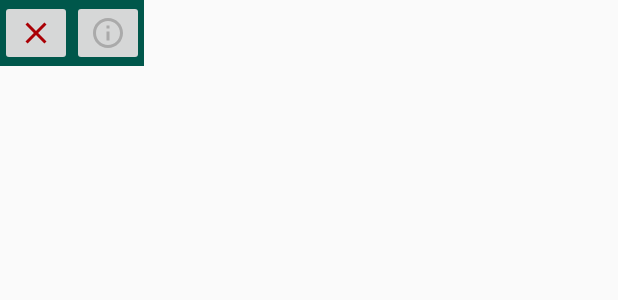
After one commit to jcklie/iccbc-2019, an Android app: the layout scan_menu.xml on its own in the app's theme, with its tools: preview values and no code run, on a phone screen of 412 x 824 dp. The commit adds this screen. Shown: the top 300 px of the screen. Run offline under Robolectric (Android 15) with nearby library versions, the phone set to English and light mode, and no system bars; network calls fail.

Commit message:
- Add menu after accepting scanned character

```diff
--- a/yangtao-kotlin/app/src/main/java/com/mrklie/yangtao/hanzidetail/HanziDetailActivity.kt
+++ b/yangtao-kotlin/app/src/main/java/com/mrklie/yangtao/hanzidetail/HanziDetailActivity.kt
@@ -83,9 +83,9 @@ class HanziDetailActivity : AppCompatActivity() {
         private val TAG = HanziDetailActivity::class.qualifiedName
         private const val KEY_CHARACTER = "KEY_CHARACTER"
 
-        fun newIntent(context: Context, hanzi: Hanzi): Intent {
+        fun newIntent(context: Context, hanzi: String): Intent {
             val intent = Intent(context, HanziDetailActivity::class.java)
-            intent.putExtra(KEY_CHARACTER, hanzi.character)
+            intent.putExtra(KEY_CHARACTER, hanzi)
             return intent
         }
     }
--- a/yangtao-kotlin/app/src/main/java/com/mrklie/yangtao/hanzigrid/HanziGridViewHolder.kt
+++ b/yangtao-kotlin/app/src/main/java/com/mrklie/yangtao/hanzigrid/HanziGridViewHolder.kt
@@ -22,7 +22,7 @@ class HanziGridViewHolder(itemView: View) : RecyclerView.ViewHolder(itemView) {
         }
 
         itemView.setOnClickListener {
-            it.context.startActivity(HanziDetailActivity.newIntent(it.context, hanzi))
+            it.context.startActivity(HanziDetailActivity.newIntent(it.context, hanzi.character))
         }
     }
 }
--- /dev/null
+++ b/yangtao-kotlin/app/src/main/res/drawable/ic_close_red_24dp.xml
@@ -0,0 +1,5 @@
+<vector android:height="24dp" android:tint="#AA0005"
+    android:viewportHeight="24.0" android:viewportWidth="24.0"
+    android:width="24dp" xmlns:android="http://schemas.android.com/apk/res/android">
+    <path android:fillColor="#FF000000" android:pathData="M19,6.41L17.59,5 12,10.59 6.41,5 5,6.41 10.59,12 5,17.59 6.41,19 12,13.41 17.59,19 19,17.59 13.41,12z"/>
+</vector>
--- /dev/null
+++ b/yangtao-kotlin/app/src/main/res/drawable/ic_info_grey_24dp.xml
@@ -0,0 +1,5 @@
+<vector android:height="24dp" android:tint="#AAAAAA"
+    android:viewportHeight="24.0" android:viewportWidth="24.0"
+    android:width="24dp" xmlns:android="http://schemas.android.com/apk/res/android">
+    <path android:fillColor="#FF000000" android:pathData="M11,17h2v-6h-2v6zM12,2C6.48,2 2,6.48 2,12s4.48,10 10,10 10,-4.48 10,-10S17.52,2 12,2zM12,20c-4.41,0 -8,-3.59 -8,-8s3.59,-8 8,-8 8,3.59 8,8 -3.59,8 -8,8zM11,9h2L13,7h-2v2z"/>
+</vector>
--- /dev/null
+++ b/yangtao-kotlin/app/src/main/res/layout/scan_menu.xml
@@ -0,0 +1,22 @@
+<?xml version="1.0" encoding="utf-8"?>
+<LinearLayout xmlns:android="http://schemas.android.com/apk/res/android"
+    android:layout_width="wrap_content"
+    android:layout_height="wrap_content"
+    xmlns:app="http://schemas.android.com/apk/res-auto"
+    android:background="@color/colorPrimaryDark"
+    android:orientation="horizontal">
+
+    <ImageButton
+        android:id="@+id/scan_menu_delete"
+        android:layout_width="wrap_content"
+        android:layout_height="wrap_content"
+        app:srcCompat="@drawable/ic_close_red_24dp" />
+
+    <ImageButton
+        android:id="@+id/scan_menu_info"
+        android:layout_width="wrap_content"
+        android:layout_height="wrap_content"
+        app:srcCompat="@drawable/ic_info_grey_24dp" />
+
+
+</LinearLayout>
```
Also changed, not shown: yangtao-kotlin/app/src/main/java/com/mrklie/yangtao/ar/ArActivity.kt (+40 -7 lines).
